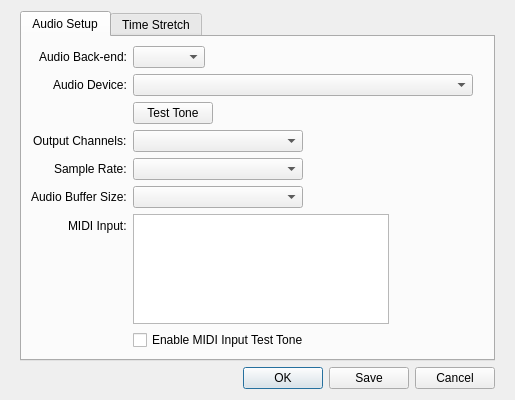
Before: the Qt Designer form src/audiosetupdialog.ui in rock-hopper/shuriken, drawn with Qt 5.
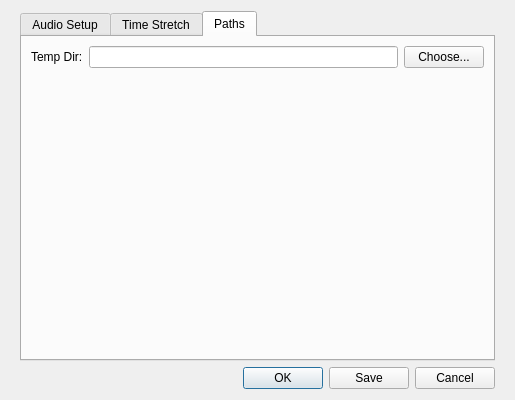
After: the same form once the commit is applied.

Commit message: temp directory option

```diff
--- a/src/audiosetupdialog.ui
+++ b/src/audiosetupdialog.ui
@@ -23,7 +23,7 @@
    <item>
     <widget class="QTabWidget" name="tabWidget">
      <property name="currentIndex">
-      <number>0</number>
+      <number>2</number>
      </property>
      <widget class="QWidget" name="tab_AudioSetup">
       <attribute name="title">
@@ -420,6 +420,41 @@
        </item>
       </layout>
      </widget>
+     <widget class="QWidget" name="tab">
+      <attribute name="title">
+       <string>Paths</string>
+      </attribute>
+      <layout class="QFormLayout" name="formLayout_2">
+       <item row="0" column="0">
+        <widget class="QLabel" name="label_5">
+         <property name="text">
+          <string>Temp Dir:</string>
+         </property>
+        </widget>
+       </item>
+       <item row="0" column="1">
+        <layout class="QHBoxLayout" name="horizontalLayout">
+         <item>
+          <widget class="QLineEdit" name="lineEdit_TempDir"/>
+         </item>
+         <item>
+          <widget class="QPushButton" name="pushButton_ChooseTempDir">
+           <property name="text">
+            <string>Choose...</string>
+           </property>
+          </widget>
+         </item>
+        </layout>
+       </item>
+       <item row="1" column="1">
+        <widget class="QLabel" name="label_DirValidity">
+         <property name="text">
+          <string/>
+         </property>
+        </widget>
+       </item>
+      </layout>
+     </widget>
     </widget>
    </item>
    <item>
```
The commit also changes 14 other files.
